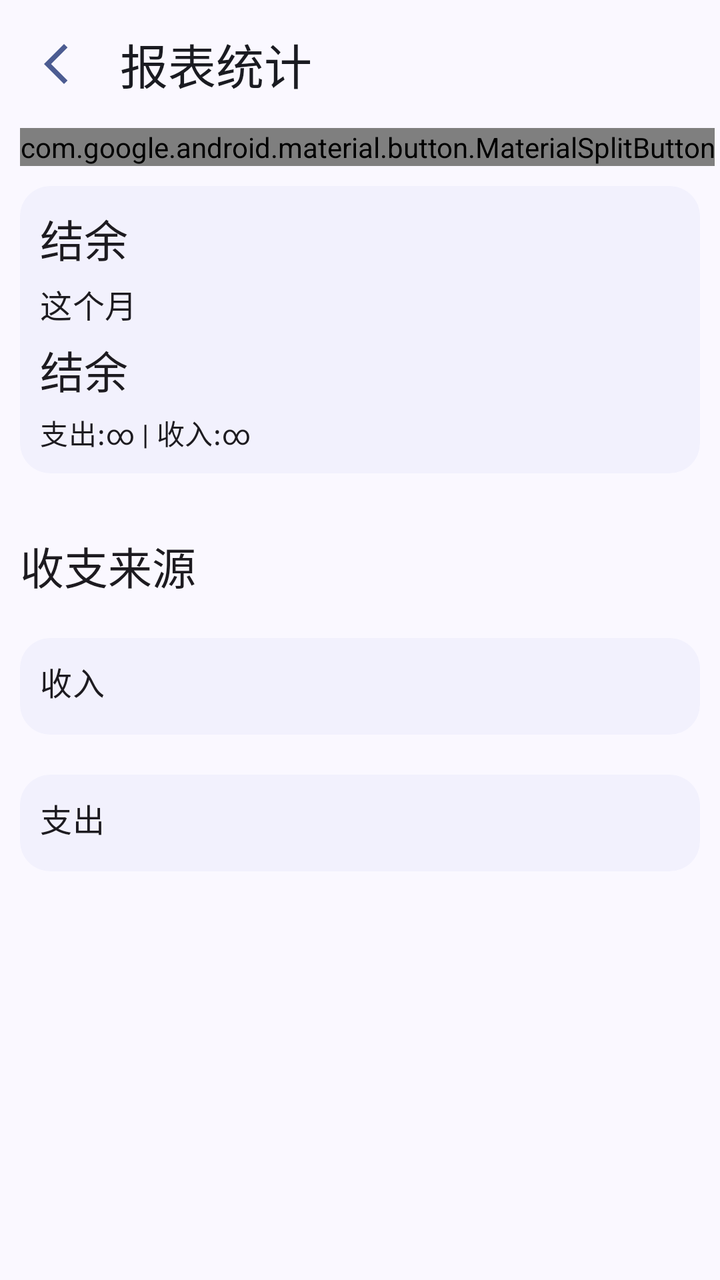
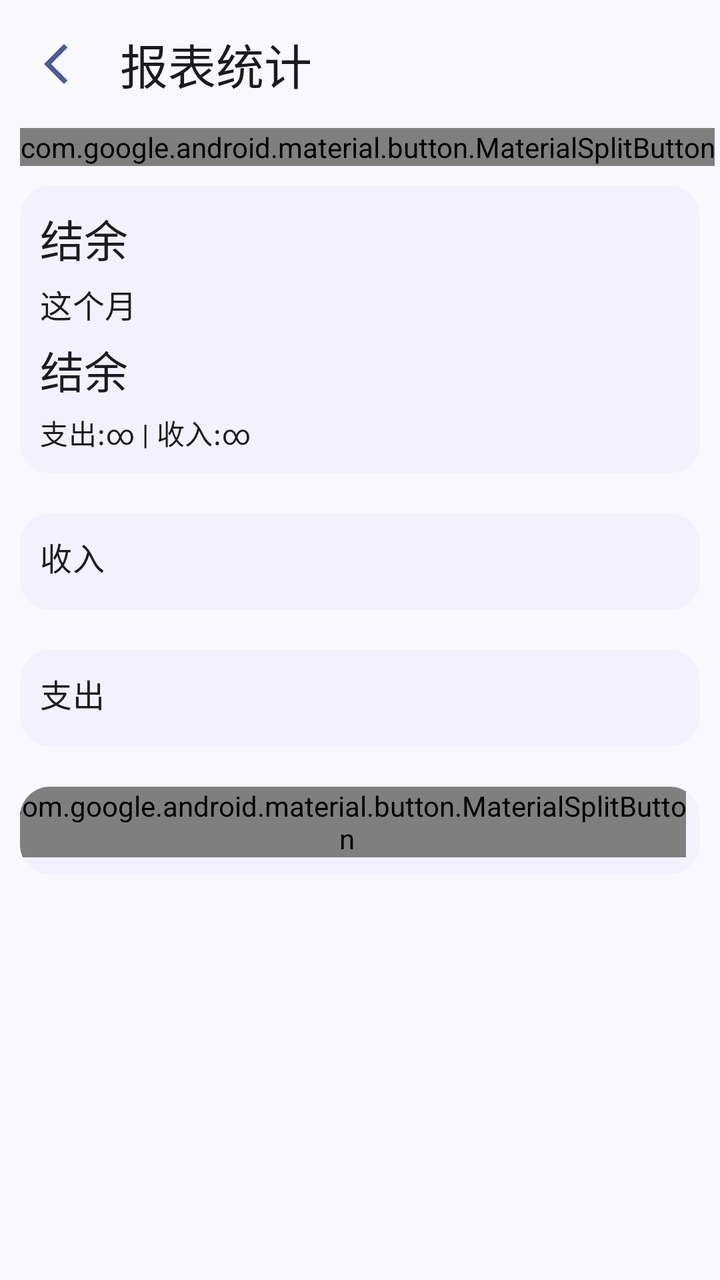

Screens rendered from an Android XML layout before and after an edit, with the pre-edit source and the edit as a unified diff.
<!-- AndroidManifest.xml: application theme Theme.ManagerAssistant.Static -->
<!-- res/layout/activity_report.xml -->
<?xml version="1.0" encoding="utf-8"?>
<androidx.constraintlayout.widget.ConstraintLayout xmlns:android="http://schemas.android.com/apk/res/android"
    xmlns:app="http://schemas.android.com/apk/res-auto"
    xmlns:tools="http://schemas.android.com/tools"
    style="@style/CommonPageStyle"
    android:layout_width="match_parent"
    android:layout_height="match_parent"
    tools:context=".ui.pages.home.report.ReportActivity">

    <com.google.android.material.appbar.MaterialToolbar
        android:id="@+id/toolbar"
        android:layout_width="match_parent"
        android:layout_height="?attr/actionBarSize"
        app:layout_constraintEnd_toEndOf="parent"
        app:layout_constraintStart_toStartOf="parent"
        app:layout_constraintTop_toTopOf="parent"
        app:title="@string/title_report" />

    <com.google.android.material.button.MaterialSplitButton
        android:id="@+id/date_select_split_btn"
        android:layout_width="wrap_content"
        android:layout_height="wrap_content"
        android:layout_marginStart="10dp"
        app:layout_constraintStart_toStartOf="parent"
        app:layout_constraintTop_toBottomOf="@id/toolbar">

        <com.google.android.material.button.MaterialButton
            android:id="@+id/report_date_select_btn"
            style="?attr/materialSplitButtonLeadingFilledStyle"
            android:layout_width="wrap_content"
            android:layout_height="wrap_content"
            android:text="@string/date"
            app:icon="@drawable/outline_calendar_month_24" />

        <com.google.android.material.button.MaterialButton
            android:id="@+id/date_range_select_btn"
            style="?attr/materialSplitButtonIconFilledStyle"
            android:layout_width="wrap_content"
            android:layout_height="wrap_content"
            app:icon="@drawable/outline_unfold_more_24" />
    </com.google.android.material.button.MaterialSplitButton>

    <androidx.core.widget.NestedScrollView
        android:layout_width="match_parent"
        android:layout_height="0dp"
        app:layout_constraintBottom_toBottomOf="parent"
        app:layout_constraintTop_toBottomOf="@id/date_select_split_btn">

        <LinearLayout
            android:layout_width="match_parent"
            android:layout_height="0dp"
            android:orientation="vertical">

            <com.google.android.material.card.MaterialCardView
                android:id="@+id/report_balance_cardview"
                style="@style/ContentCardStyle"
                android:layout_width="match_parent"
                android:layout_height="wrap_content">

                <LinearLayout
                    android:layout_width="match_parent"
                    android:layout_height="match_parent"
                    android:orientation="vertical">

                    <com.google.android.material.textview.MaterialTextView
                        style="@style/LargeTitleTextViewStyle"
                        android:layout_width="wrap_content"
                        android:layout_height="wrap_content"
                        android:paddingBottom="5dp"
                        android:text="@string/balance" />

                    <com.google.android.material.textview.MaterialTextView
                        android:id="@+id/date_range_text"
                        style="@style/MediumTitleTextViewStyle"
                        android:layout_width="wrap_content"
                        android:layout_height="wrap_content"
                        android:paddingTop="0dp"
                        android:paddingBottom="5dp"
                        android:text="@string/this_month" />

                    <com.google.android.material.textview.MaterialTextView
                        android:id="@+id/balance_text"
                        style="@style/LargeTitleTextViewStyle"
                        android:layout_width="wrap_content"
                        android:layout_height="wrap_content"
                        android:paddingTop="0dp"
                        android:paddingBottom="5dp"
                        android:text="@string/balance" />

                    <com.google.android.material.textview.MaterialTextView
                        android:id="@+id/expense_income_text"
                        style="@style/MediumBodyTextViewStyle"
                        android:layout_width="wrap_content"
                        android:layout_height="wrap_content"
                        android:paddingStart="10dp"
                        android:paddingEnd="0dp"
                        android:paddingBottom="10dp"
                        android:text="@string/expense_and_income" />
                </LinearLayout>
            </com.google.android.material.card.MaterialCardView>

            
            <LinearLayout
                android:id="@+id/expense_income_layout"
                android:layout_width="match_parent"
                android:layout_height="wrap_content"
                android:layout_marginTop="10dp"
                android:orientation="vertical">

                <com.google.android.material.textview.MaterialTextView
                    style="@style/LargeTitleTextViewStyle"
                    android:layout_width="wrap_content"
                    android:layout_height="wrap_content"
                    android:text="@string/expenditure_income_source" />

                <com.google.android.material.card.MaterialCardView
                    android:id="@+id/income_source_card"
                    style="@style/ContentCardStyle"
                    android:layout_width="match_parent"
                    android:layout_height="wrap_content">

                    <LinearLayout
                        android:layout_width="match_parent"
                        android:layout_height="wrap_content"
                        android:orientation="vertical">

                        <com.google.android.material.textview.MaterialTextView
                            style="@style/MediumTitleTextViewStyle"
                            android:layout_width="wrap_content"
                            android:layout_height="wrap_content"
                            android:text="@string/income" />

                        <androidx.recyclerview.widget.RecyclerView
                            android:id="@+id/income_source_recycler"
                            android:layout_width="match_parent"
                            android:layout_height="wrap_content"
                            android:nestedScrollingEnabled="false"
                            android:orientation="vertical"
                            android:paddingBottom="5dp"
                            app:layoutManager="androidx.recyclerview.widget.LinearLayoutManager" />
                    </LinearLayout>
                </com.google.android.material.card.MaterialCardView>

                <com.google.android.material.card.MaterialCardView
                    android:id="@+id/expense_source_card"
                    style="@style/ContentCardStyle"
                    android:layout_width="match_parent"
                    android:layout_height="wrap_content">

                    <LinearLayout
                        android:layout_width="match_parent"
                        android:layout_height="wrap_content"
                        android:orientation="vertical">

                        <com.google.android.material.textview.MaterialTextView
                            style="@style/MediumTitleTextViewStyle"
                            android:layout_width="wrap_content"
                            android:layout_height="wrap_content"
                            android:text="@string/expense" />

                        <androidx.recyclerview.widget.RecyclerView
                            android:id="@+id/expense_source_recycler"
                            android:layout_width="match_parent"
                            android:layout_height="wrap_content"
                            android:nestedScrollingEnabled="false"
                            android:orientation="vertical"
                            android:paddingBottom="5dp"
                            app:layoutManager="androidx.recyclerview.widget.LinearLayoutManager" />
                    </LinearLayout>
                </com.google.android.material.card.MaterialCardView>
            </LinearLayout>

            
            <LinearLayout
                android:id="@+id/month_account_layout"
                android:layout_width="match_parent"
                android:layout_height="wrap_content"
                android:layout_marginTop="10dp"
                android:orientation="vertical"
                android:visibility="gone">

                <androidx.constraintlayout.widget.ConstraintLayout
                    android:layout_width="match_parent"
                    android:layout_height="wrap_content"
                    android:orientation="horizontal">

                    <com.google.android.material.textview.MaterialTextView
                        style="@style/LargeTitleTextViewStyle"
                        android:layout_width="wrap_content"
                        android:layout_height="wrap_content"
                        android:layout_gravity="center_vertical"
                        android:text="@string/running_account_every_month"
                        app:layout_constraintBottom_toBottomOf="parent"
                        app:layout_constraintStart_toStartOf="parent"
                        app:layout_constraintTop_toTopOf="parent" />

                    <com.google.android.material.button.MaterialSplitButton
                        android:layout_width="wrap_content"
                        android:layout_height="wrap_content"
                        android:layout_marginEnd="7dp"
                        app:layout_constraintBottom_toBottomOf="parent"
                        app:layout_constraintEnd_toEndOf="parent"
                        app:layout_constraintTop_toTopOf="parent">

                        <com.google.android.material.button.MaterialButton
                            android:id="@+id/month_account_type_leading_btn"
                            style="?attr/materialSplitButtonLeadingFilledStyle"
                            android:layout_width="wrap_content"
                            android:layout_height="wrap_content"
                            android:text="@string/balance" />

                        <com.google.android.material.button.MaterialButton
                            android:id="@+id/month_account_type_select_btn"
                            style="?attr/materialSplitButtonIconFilledStyle"
                            android:layout_width="wrap_content"
                            android:layout_height="wrap_content"
                            app:icon="@drawable/outline_unfold_more_24"
                            app:iconGravity="textStart" />
                    </com.google.android.material.button.MaterialSplitButton>
                </androidx.constraintlayout.widget.ConstraintLayout>

                <com.google.android.material.card.MaterialCardView
                    style="@style/ContentCardStyle"
                    android:layout_width="match_parent"
                    android:layout_height="wrap_content">

                    <androidx.recyclerview.widget.RecyclerView
                        android:id="@+id/month_account_recycler"
                        android:layout_width="match_parent"
                        android:layout_height="wrap_content"
                        android:nestedScrollingEnabled="false"
                        android:paddingBottom="5dp"
                        app:layoutManager="androidx.recyclerview.widget.LinearLayoutManager" />
                </com.google.android.material.card.MaterialCardView>
            </LinearLayout>
        </LinearLayout>
    </androidx.core.widget.NestedScrollView>
</androidx.constraintlayout.widget.ConstraintLayout>
<!-- resources referenced by this layout -->
<resources>
  <string name="balance">结余</string>
  <string name="date">日期</string>
  <string name="expenditure_income_source">收支来源</string>
  <string name="expense">支出</string>
  <string name="expense_and_income">支出:∞ | 收入:∞</string>
  <string name="income">收入</string>
  <string name="running_account_every_month">每月流水总结</string>
  <string name="this_month">这个月</string>
  <string name="title_report">报表统计</string>
  <style name="CommonPageStyle">
          <item name="android:fitsSystemWindows">true</item>
          <item name="android:background">?attr/colorSurface</item>
      </style>
  <style name="LargeTitleTextViewStyle" parent="TextViewStyleBase">
          <item name="android:textAppearance">?attr/textAppearanceTitleLarge</item>
      </style>
  <style name="MediumTitleTextViewStyle" parent="TextViewStyleBase">
          <item name="android:textAppearance">?attr/textAppearanceTitleMedium</item>
      </style>
  <style name="CardStyleBase" parent="Widget.Material3.CardView.Filled">
          <item name="cardBackgroundColor">@color/card_background_color</item>
      </style>
  <style name="TextViewStyleBase">
          <item name="android:paddingStart">10dp</item>
          <item name="android:paddingEnd">10dp</item>
          <item name="android:paddingTop">10dp</item>
          <item name="android:paddingBottom">10dp</item>
      </style>
  <color name="md_theme_primary">#4C5C92</color>
  <color name="md_theme_onPrimary">#FFFFFF</color>
  <color name="md_theme_primaryContainer">#DBE1FF</color>
  <color name="md_theme_onPrimaryContainer">#344479</color>
  <color name="md_theme_secondary">#595E72</color>
  <color name="md_theme_onSecondary">#FFFFFF</color>
  <color name="md_theme_secondaryContainer">#DDE1F9</color>
  <color name="md_theme_onSecondaryContainer">#414659</color>
  <color name="md_theme_tertiary">#745470</color>
  <color name="md_theme_onTertiary">#FFFFFF</color>
  <color name="md_theme_tertiaryContainer">#FFD6F7</color>
  <color name="md_theme_onTertiaryContainer">#5B3D57</color>
  <color name="md_theme_error">#BA1A1A</color>
  <color name="md_theme_onError">#FFFFFF</color>
  <color name="md_theme_errorContainer">#FFDAD6</color>
  <color name="md_theme_onErrorContainer">#93000A</color>
  <color name="md_theme_background">#FAF8FF</color>
  <color name="md_theme_onBackground">#1A1B21</color>
  <color name="md_theme_surface">#FAF8FF</color>
  <color name="md_theme_onSurface">#1A1B21</color>
  <color name="md_theme_surfaceVariant">#E2E1EC</color>
  <color name="md_theme_onSurfaceVariant">#45464F</color>
  <color name="md_theme_outline">#767680</color>
  <color name="md_theme_outlineVariant">#C6C6D0</color>
  <color name="md_theme_inverseSurface">#2F3036</color>
  <color name="md_theme_inverseOnSurface">#F1F0F7</color>
  <color name="md_theme_inversePrimary">#B5C4FF</color>
  <color name="md_theme_primaryFixed">#DBE1FF</color>
  <color name="md_theme_onPrimaryFixed">#02174B</color>
  <color name="md_theme_primaryFixedDim">#B5C4FF</color>
  <color name="md_theme_onPrimaryFixedVariant">#344479</color>
  <color name="md_theme_secondaryFixed">#DDE1F9</color>
  <color name="md_theme_onSecondaryFixed">#161B2C</color>
  <color name="md_theme_secondaryFixedDim">#C1C5DD</color>
  <color name="md_theme_onSecondaryFixedVariant">#414659</color>
  <color name="md_theme_tertiaryFixed">#FFD6F7</color>
  <color name="md_theme_onTertiaryFixed">#2B122A</color>
  <color name="md_theme_tertiaryFixedDim">#E2BBDB</color>
  <color name="md_theme_onTertiaryFixedVariant">#5B3D57</color>
  <color name="md_theme_surfaceDim">#DAD9E0</color>
  <color name="md_theme_surfaceBright">#FAF8FF</color>
  <color name="md_theme_surfaceContainerLowest">#FFFFFF</color>
  <color name="md_theme_surfaceContainerLow">#F4F3FA</color>
  <color name="md_theme_surfaceContainer">#EEEDF4</color>
  <color name="md_theme_surfaceContainerHigh">#E9E7EF</color>
  <color name="md_theme_surfaceContainerHighest">#E3E1E9</color>
  <!-- unchanged entries left out for length: 7 -->
</resources>

<!-- the commit's change to res/layout/activity_report.xml (unified diff, before → after) -->
@@ -99,106 +99,88 @@
                 </LinearLayout>
             </com.google.android.material.card.MaterialCardView>
 
+            <com.google.android.material.card.MaterialCardView
+                android:id="@+id/income_source_card"
+                style="@style/ContentCardStyle"
+                android:layout_width="match_parent"
+                android:layout_height="wrap_content">
+
+                <LinearLayout
+                    android:layout_width="match_parent"
+                    android:layout_height="wrap_content"
+                    android:orientation="vertical">
+
+                    <com.google.android.material.textview.MaterialTextView
+                        style="@style/MediumTitleTextViewStyle"
+                        android:layout_width="wrap_content"
+                        android:layout_height="wrap_content"
+                        android:text="@string/income" />
+
+                    <androidx.recyclerview.widget.RecyclerView
+                        android:id="@+id/income_source_recycler"
+                        android:layout_width="match_parent"
+                        android:layout_height="wrap_content"
+                        android:nestedScrollingEnabled="false"
+                        android:orientation="vertical"
+                        android:paddingBottom="5dp"
+                        app:layoutManager="androidx.recyclerview.widget.LinearLayoutManager" />
+                </LinearLayout>
+            </com.google.android.material.card.MaterialCardView>
+
+            <com.google.android.material.card.MaterialCardView
+                android:id="@+id/expense_source_card"
+                style="@style/ContentCardStyle"
+                android:layout_width="match_parent"
+                android:layout_height="wrap_content">
+
+                <LinearLayout
+                    android:layout_width="match_parent"
+                    android:layout_height="wrap_content"
+                    android:orientation="vertical">
+
+                    <com.google.android.material.textview.MaterialTextView
+                        style="@style/MediumTitleTextViewStyle"
+                        android:layout_width="wrap_content"
+                        android:layout_height="wrap_content"
+                        android:text="@string/expense" />
+
+                    <androidx.recyclerview.widget.RecyclerView
+                        android:id="@+id/expense_source_recycler"
+                        android:layout_width="match_parent"
+                        android:layout_height="wrap_content"
+                        android:nestedScrollingEnabled="false"
+                        android:orientation="vertical"
+                        android:paddingBottom="5dp"
+                        app:layoutManager="androidx.recyclerview.widget.LinearLayoutManager" />
+                </LinearLayout>
+            </com.google.android.material.card.MaterialCardView>
+
             
-            <LinearLayout
-                android:id="@+id/expense_income_layout"
-                android:layout_width="match_parent"
-                android:layout_height="wrap_content"
-                android:layout_marginTop="10dp"
-                android:orientation="vertical">
-
-                <com.google.android.material.textview.MaterialTextView
-                    style="@style/LargeTitleTextViewStyle"
-                    android:layout_width="wrap_content"
-                    android:layout_height="wrap_content"
-                    android:text="@string/expenditure_income_source" />
-
-                <com.google.android.material.card.MaterialCardView
-                    android:id="@+id/income_source_card"
-                    style="@style/ContentCardStyle"
+            <com.google.android.material.card.MaterialCardView
+                android:id="@+id/month_account_card"
+                style="@style/ContentCardStyle"
+                android:layout_width="match_parent"
+                android:layout_height="wrap_content">
+
+                <androidx.constraintlayout.widget.ConstraintLayout
                     android:layout_width="match_parent"
                     android:layout_height="wrap_content">
 
-                    <LinearLayout
-                        android:layout_width="match_parent"
-                        android:layout_height="wrap_content"
-                        android:orientation="vertical">
-
-                        <com.google.android.material.textview.MaterialTextView
-                            style="@style/MediumTitleTextViewStyle"
-                            android:layout_width="wrap_content"
-                            android:layout_height="wrap_content"
-                            android:text="@string/income" />
-
-                        <androidx.recyclerview.widget.RecyclerView
-                            android:id="@+id/income_source_recycler"
-                            android:layout_width="match_parent"
-                            android:layout_height="wrap_content"
-                            android:nestedScrollingEnabled="false"
-                            android:orientation="vertical"
-                            android:paddingBottom="5dp"
-                            app:layoutManager="androidx.recyclerview.widget.LinearLayoutManager" />
-                    </LinearLayout>
-                </com.google.android.material.card.MaterialCardView>
-
-                <com.google.android.material.card.MaterialCardView
-                    android:id="@+id/expense_source_card"
-                    style="@style/ContentCardStyle"
-                    android:layout_width="match_parent"
-                    android:layout_height="wrap_content">
-
-                    <LinearLayout
-                        android:layout_width="match_parent"
-                        android:layout_height="wrap_content"
-                        android:orientation="vertical">
-
-                        <com.google.android.material.textview.MaterialTextView
-                            style="@style/MediumTitleTextViewStyle"
-                            android:layout_width="wrap_content"
-                            android:layout_height="wrap_content"
-                            android:text="@string/expense" />
-
-                        <androidx.recyclerview.widget.RecyclerView
-                            android:id="@+id/expense_source_recycler"
-                            android:layout_width="match_parent"
-                            android:layout_height="wrap_content"
-                            android:nestedScrollingEnabled="false"
-                            android:orientation="vertical"
-                            android:paddingBottom="5dp"
-                            app:layoutManager="androidx.recyclerview.widget.LinearLayoutManager" />
-                    </LinearLayout>
-                </com.google.android.material.card.MaterialCardView>
-            </LinearLayout>
-
-            
-            <LinearLayout
-                android:id="@+id/month_account_layout"
-                android:layout_width="match_parent"
-                android:layout_height="wrap_content"
-                android:layout_marginTop="10dp"
-                android:orientation="vertical"
-                android:visibility="gone">
-
-                <androidx.constraintlayout.widget.ConstraintLayout
-                    android:layout_width="match_parent"
-                    android:layout_height="wrap_content"
-                    android:orientation="horizontal">
-
-                    <com.google.android.material.textview.MaterialTextView
+                    <com.google.android.material.textview.MaterialTextView
+                        android:id="@+id/month_account_text"
                         style="@style/LargeTitleTextViewStyle"
                         android:layout_width="wrap_content"
                         android:layout_height="wrap_content"
-                        android:layout_gravity="center_vertical"
                         android:text="@string/running_account_every_month"
-                        app:layout_constraintBottom_toBottomOf="parent"
+                        app:layout_constraintBottom_toBottomOf="@id/month_account_type_btn_group"
                         app:layout_constraintStart_toStartOf="parent"
-                        app:layout_constraintTop_toTopOf="parent" />
+                        app:layout_constraintTop_toTopOf="@+id/month_account_type_btn_group" />
 
                     <com.google.android.material.button.MaterialSplitButton
+                        android:id="@+id/month_account_type_btn_group"
                         android:layout_width="wrap_content"
                         android:layout_height="wrap_content"
                         android:layout_marginEnd="7dp"
-                        app:layout_constraintBottom_toBottomOf="parent"
                         app:layout_constraintEnd_toEndOf="parent"
                         app:layout_constraintTop_toTopOf="parent">
 
@@ -214,15 +196,8 @@
                             style="?attr/materialSplitButtonIconFilledStyle"
                             android:layout_width="wrap_content"
                             android:layout_height="wrap_content"
-                            app:icon="@drawable/outline_unfold_more_24"
-                            app:iconGravity="textStart" />
+                            app:icon="@drawable/outline_unfold_more_24" />
                     </com.google.android.material.button.MaterialSplitButton>
-                </androidx.constraintlayout.widget.ConstraintLayout>
-
-                <com.google.android.material.card.MaterialCardView
-                    style="@style/ContentCardStyle"
-                    android:layout_width="match_parent"
-                    android:layout_height="wrap_content">
 
                     <androidx.recyclerview.widget.RecyclerView
                         android:id="@+id/month_account_recycler"
@@ -230,9 +205,10 @@
                         android:layout_height="wrap_content"
                         android:nestedScrollingEnabled="false"
                         android:paddingBottom="5dp"
-                        app:layoutManager="androidx.recyclerview.widget.LinearLayoutManager" />
-                </com.google.android.material.card.MaterialCardView>
-            </LinearLayout>
+                        app:layoutManager="androidx.recyclerview.widget.LinearLayoutManager"
+                        app:layout_constraintTop_toBottomOf="@+id/month_account_type_btn_group" />
+                </androidx.constraintlayout.widget.ConstraintLayout>
+            </com.google.android.material.card.MaterialCardView>
         </LinearLayout>
     </androidx.core.widget.NestedScrollView>
 </androidx.constraintlayout.widget.ConstraintLayout>
<!-- resource entries referenced after the edit -->
@@ -2,7 +2,6 @@
 <resources>
   <string name="balance">结余</string>
   <string name="date">日期</string>
-  <string name="expenditure_income_source">收支来源</string>
   <string name="expense">支出</string>
   <string name="expense_and_income">支出:∞ | 收入:∞</string>
   <string name="income">收入</string>
